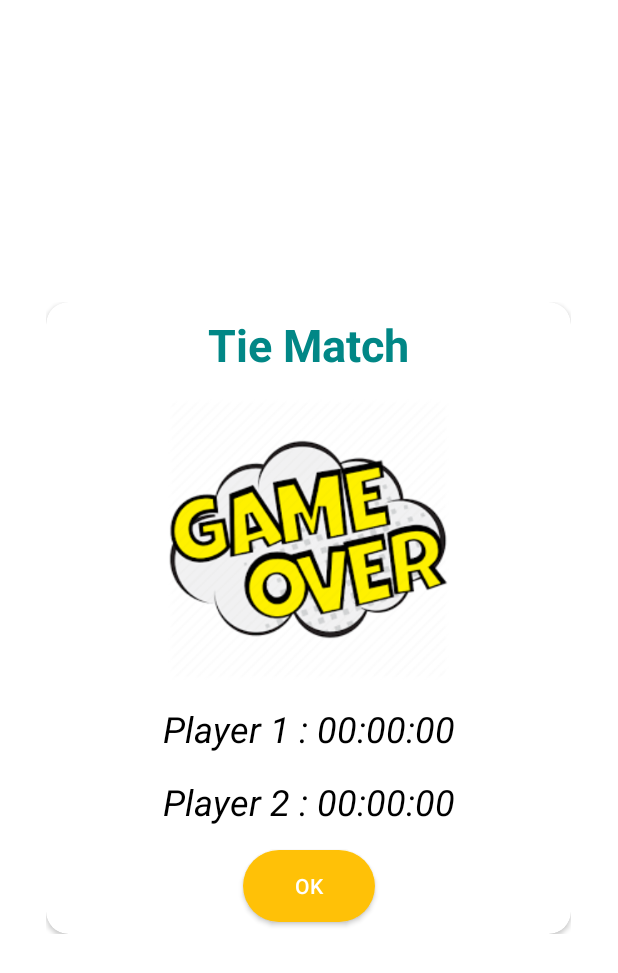
After one commit to leebaojin/MemoryGameApp, an Android app: the layout game_draw_layout_dialog.xml on its own in the app's theme, with its tools: preview values and no code run, on a phone screen of 412 x 824 dp. The commit adds this screen. Shown: the top 973 px of the screen. Run offline under Robolectric (Android 15) with nearby library versions, the phone set to English and light mode, and no system bars.

Commit message:
tie match dialog implemented

```diff
--- a/app/src/main/java/iss/workshop/memorygameapp/GameActivity.java
+++ b/app/src/main/java/iss/workshop/memorygameapp/GameActivity.java
@@ -34,7 +34,6 @@ import java.util.concurrent.TimeUnit;
 
 public class GameActivity extends AppCompatActivity {
 
-    private Button stopBtn;
     private Button nextBtn;
     private TextView matchesTxt;
 
@@ -75,13 +74,6 @@ public class GameActivity extends AppCompatActivity {
         dialog = new Dialog(this);
 
         matchesTxt = findViewById(R.id.txtNumOfMatches);
-        stopBtn = findViewById(R.id.stopTimer);
-        stopBtn.setOnClickListener(new View.OnClickListener() {
-            @Override
-            public void onClick(View view) {
-                timerRunning = false;
-            }
-        });
 
         nextBtn = findViewById(R.id.nextPlayer);
         nextBtn.setOnClickListener(new View.OnClickListener() {
@@ -184,7 +176,10 @@ public class GameActivity extends AppCompatActivity {
                     nextBtn.setVisibility(View.VISIBLE);
                 }
                 else if(currentPlayer == 2){
-                    openWinDialog(playerScore[0],playerScore[1]);
+                    if(playerScore[0] != playerScore[1])
+                        openWinDialog(playerScore[0],playerScore[1]);
+                    else
+                        gameDrawDialog(playerScore[0],playerScore[1]);
                 }
 
                 Toast.makeText(this,"Game over",Toast.LENGTH_LONG).show();
@@ -340,6 +335,35 @@ public class GameActivity extends AppCompatActivity {
         dialog.show();
     }
 
+    public void gameDrawDialog(int player1Seconds, int player2Seconds) {
+
+        String player1TimeFormatted = formatTime(player1Seconds);
+        String player2TimeFormatted = formatTime(player2Seconds);
+
+        LayoutInflater inflater = (LayoutInflater)getSystemService(Context.LAYOUT_INFLATER_SERVICE);
+        View vi = inflater.inflate(R.layout.game_draw_layout_dialog, null);
+
+        player1TimeTxt = (TextView)vi.findViewById(R.id.dialog_txtView2);
+        player1TimeTxt.setText("Player 1 : " + player1TimeFormatted);
+        player2TimeTxt = (TextView)vi.findViewById(R.id.dialog_txtView3);
+        player2TimeTxt.setText("Player 2 : " + player2TimeFormatted);
+
+        dialog.setContentView(vi);
+        dialog.getWindow().setBackgroundDrawable(new ColorDrawable(Color.TRANSPARENT));
+
+        Button btnOk = dialog.findViewById(R.id.dialog_btnOK);
+
+        btnOk.setOnClickListener(new View.OnClickListener() {
+            @Override
+            public void onClick(View view) {
+                dialog.dismiss();
+                finish();
+            }
+        });
+
+        dialog.show();
+    }
+
     public String formatTime(int sec){
         int hours = sec / 3600;
         int minutes = (sec % 3600) / 60;
--- a/app/src/main/res/layout/activity_game.xml
+++ b/app/src/main/res/layout/activity_game.xml
@@ -42,16 +42,6 @@
     </GridView>
 
     <Button
-        android:id="@+id/stopTimer"
-        android:layout_width="wrap_content"
-        android:layout_height="wrap_content"
-        android:text="Stop"
-        app:layout_constraintBottom_toBottomOf="parent"
-        app:layout_constraintEnd_toEndOf="parent"
-        app:layout_constraintStart_toStartOf="parent"
-        app:layout_constraintTop_toBottomOf="@+id/txtTimer" />
-
-    <Button
         android:id="@+id/nextPlayer"
         android:layout_width="wrap_content"
         android:layout_height="wrap_content"
--- /dev/null
+++ b/app/src/main/res/layout/game_draw_layout_dialog.xml
@@ -0,0 +1,85 @@
+<?xml version="1.0" encoding="utf-8"?>
+<androidx.constraintlayout.widget.ConstraintLayout xmlns:android="http://schemas.android.com/apk/res/android"
+    xmlns:tools="http://schemas.android.com/tools"
+    android:layout_width="350dp"
+    android:layout_height="wrap_content"
+    xmlns:app="http://schemas.android.com/apk/res-auto"
+    android:layout_gravity="center">
+    <androidx.cardview.widget.CardView
+        android:layout_width="match_parent"
+        android:layout_height="match_parent"
+        app:cardCornerRadius="15dp">
+
+        <androidx.constraintlayout.widget.ConstraintLayout
+            android:layout_width="match_parent"
+            android:layout_height="match_parent">
+
+
+            <TextView
+                android:id="@+id/dialog_txtView1"
+                android:layout_width="wrap_content"
+                android:layout_height="wrap_content"
+                android:layout_marginTop="8dp"
+                android:text="Tie Match"
+                android:textColor="@color/teal_700"
+                android:textSize="30sp"
+                android:textStyle="bold"
+                app:layout_constraintEnd_toEndOf="parent"
+                app:layout_constraintStart_toStartOf="parent"
+                app:layout_constraintTop_toTopOf="parent" />
+
+            <TextView
+                android:id="@+id/dialog_txtView2"
+                android:layout_width="wrap_content"
+                android:layout_height="wrap_content"
+                android:layout_marginTop="16dp"
+                android:text="Player 1 : 00:00:00"
+                android:textColor="@color/black"
+                android:textSize="24sp"
+                android:textStyle="italic"
+                app:layout_constraintEnd_toEndOf="parent"
+                app:layout_constraintStart_toStartOf="parent"
+                app:layout_constraintTop_toBottomOf="@+id/imageView3" />
+
+            <TextView
+                android:id="@+id/dialog_txtView3"
+                android:layout_width="wrap_content"
+                android:layout_height="wrap_content"
+                android:layout_marginTop="16dp"
+                android:text="Player 2 : 00:00:00"
+                android:textColor="@color/black"
+                android:textSize="24sp"
+                android:textStyle="italic"
+                app:layout_constraintEnd_toEndOf="parent"
+                app:layout_constraintStart_toStartOf="parent"
+                app:layout_constraintTop_toBottomOf="@+id/dialog_txtView2" />
+
+            <androidx.appcompat.widget.AppCompatButton
+                android:id="@+id/dialog_btnOK"
+                android:layout_width="wrap_content"
+                android:layout_height="wrap_content"
+                android:layout_marginTop="16dp"
+                android:layout_marginBottom="8dp"
+                android:background="@drawable/btn_bg"
+                android:text="@android:string/ok"
+                android:textColor="@color/white"
+                app:layout_constraintBottom_toBottomOf="parent"
+                app:layout_constraintEnd_toEndOf="parent"
+                app:layout_constraintStart_toStartOf="parent"
+                app:layout_constraintTop_toBottomOf="@+id/dialog_txtView3" />
+
+            <ImageView
+                android:id="@+id/imageView3"
+                android:layout_width="350dp"
+                android:layout_height="187dp"
+                android:layout_marginTop="16dp"
+                app:layout_constraintEnd_toEndOf="parent"
+                app:layout_constraintStart_toStartOf="parent"
+                app:layout_constraintTop_toBottomOf="@+id/dialog_txtView1"
+                app:srcCompat="@drawable/game_over" />
+
+        </androidx.constraintlayout.widget.ConstraintLayout>
+
+    </androidx.cardview.widget.CardView>
+
+</androidx.constraintlayout.widget.ConstraintLayout>
```
Also changed, not shown: app/src/main/res/drawable/game_over.png (added).
